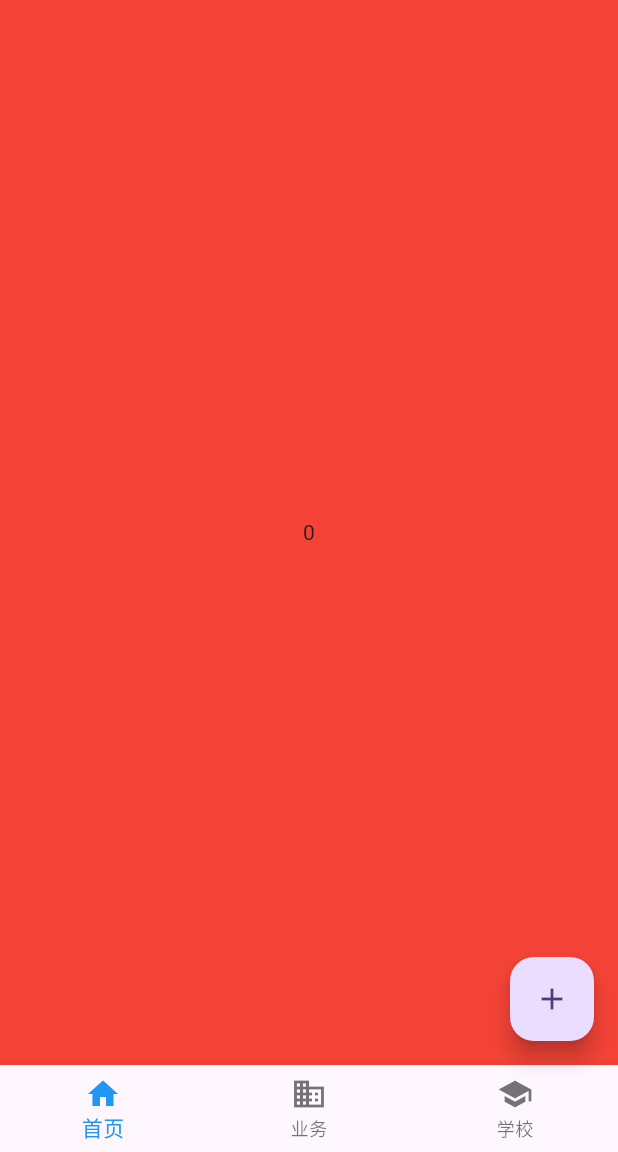
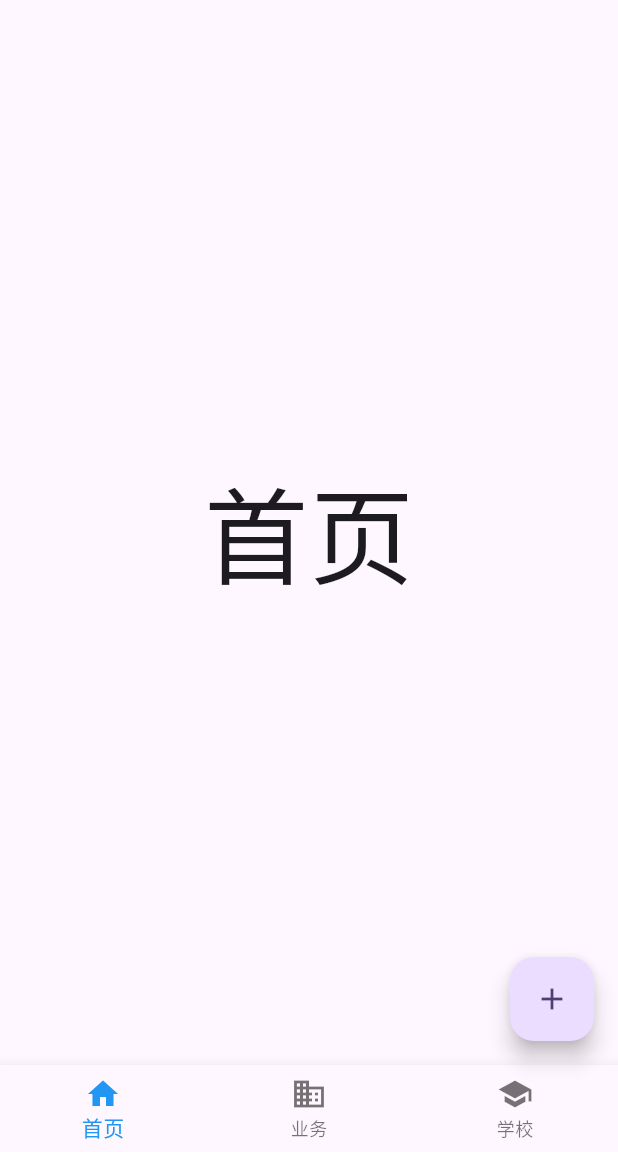
Before and after one commit to renxh4/flutterwanandroid, a Flutter app: the screen it shows after launch, on a phone screen of 412 x 824 dp, the part 84-1236 px from its top. Run offline on Flutter 3.47's test engine with Material 3 defaults, Android fonts, the phone set to English and light mode, and no system bars; our stand-ins replace dio, get, retrofit; generated files the repository leaves out were written again.

Commit message:
实现联动

```diff
--- a/lib/page/HomePage.dart
+++ b/lib/page/HomePage.dart
@@ -6,8 +6,37 @@ import '../controller/HomeController.dart';
 import '../l10n/app_localizations.dart';
 import 'PageView.dart';
 
-class HomePage extends GetView<HomeController> {
+class HomePage extends StatefulWidget {
   const HomePage({super.key});
+
+  @override
+  State<HomePage> createState() => _HomePageState();
+}
+
+class _HomePageState extends State<HomePage> {
+  late final HomeController controller = Get.find<HomeController>();
+  final PageController _pageController = PageController();
+
+  void _onNavTapped(int index) {
+    if (index == controller.selectedIndex.value) return;
+    controller.selectedIndex.value = index;
+    _pageController.animateToPage(
+      index,
+      duration: const Duration(milliseconds: 250),
+      curve: Curves.easeInOut,
+    );
+  }
+
+  void _onPageChanged(int index) {
+    if (index == controller.selectedIndex.value) return;
+    controller.selectedIndex.value = index;
+  }
+
+  @override
+  void dispose() {
+    _pageController.dispose();
+    super.dispose();
+  }
 
   @override
   Widget build(BuildContext context) {
@@ -18,22 +47,23 @@ class HomePage extends GetView<HomeController> {
       ),
       drawer: MyDrawer(),
       bottomNavigationBar: Obx(() => BottomNavigationBar(
-        items: [
+            items: const [
               BottomNavigationBarItem(icon: Icon(Icons.home), label: "首页"),
               BottomNavigationBarItem(icon: Icon(Icons.business), label: "业务"),
               BottomNavigationBarItem(icon: Icon(Icons.school), label: "学校"),
             ],
             currentIndex: controller.selectedIndex.value,
             fixedColor: Colors.blue,
-        onTap: (index) {
-          controller.selectedIndex.value = index;
-        },
+            onTap: _onNavTapped,
           )),
       floatingActionButton: FloatingActionButton(
         onPressed: () {},
-        child: Icon(Icons.add),
+        child: const Icon(Icons.add),
       ),
-      body: PageViewWidget(),
+      body: PageViewWidget(
+        controller: _pageController,
+        onPageChanged: _onPageChanged,
+      ),
     );
   }
 
--- a/lib/page/PageView.dart
+++ b/lib/page/PageView.dart
@@ -1,28 +1,33 @@
 
 import 'package:flutter/material.dart';
 
-class PageViewWidget extends StatefulWidget {
-  @override
-  _PageViewWidgetState createState() => _PageViewWidgetState();
-}
+class PageViewWidget extends StatelessWidget {
+  const PageViewWidget({
+    super.key,
+    required this.controller,
+    required this.onPageChanged,
+  });
 
-class _PageViewWidgetState extends State<PageViewWidget> {
+  final PageController controller;
+  final ValueChanged<int> onPageChanged;
+
   @override
   Widget build(BuildContext context) {
-    return PageView.builder(
-      itemCount: 3,
-      itemBuilder: (context, index) => Container(
-        color: Colors.red,
-        padding: EdgeInsets.all(10.0),
-        child: Center(child: Text("$index")),
-      ),
+    return PageView(
+      controller: controller,
+      onPageChanged: onPageChanged,
+      children: const <Widget>[
+        _SimplePage(text: '首页'),
+        _SimplePage(text: '业务'),
+        _SimplePage(text: '学校'),
+      ],
     );
   }
 }
 
 
-class Page extends StatelessWidget{
-  const Page({
+class _SimplePage extends StatelessWidget{
+  const _SimplePage({
     Key? key,
     required this.text
   }) : super(key: key);
```
Lines whose indentation alone changed are shown as unchanged.
